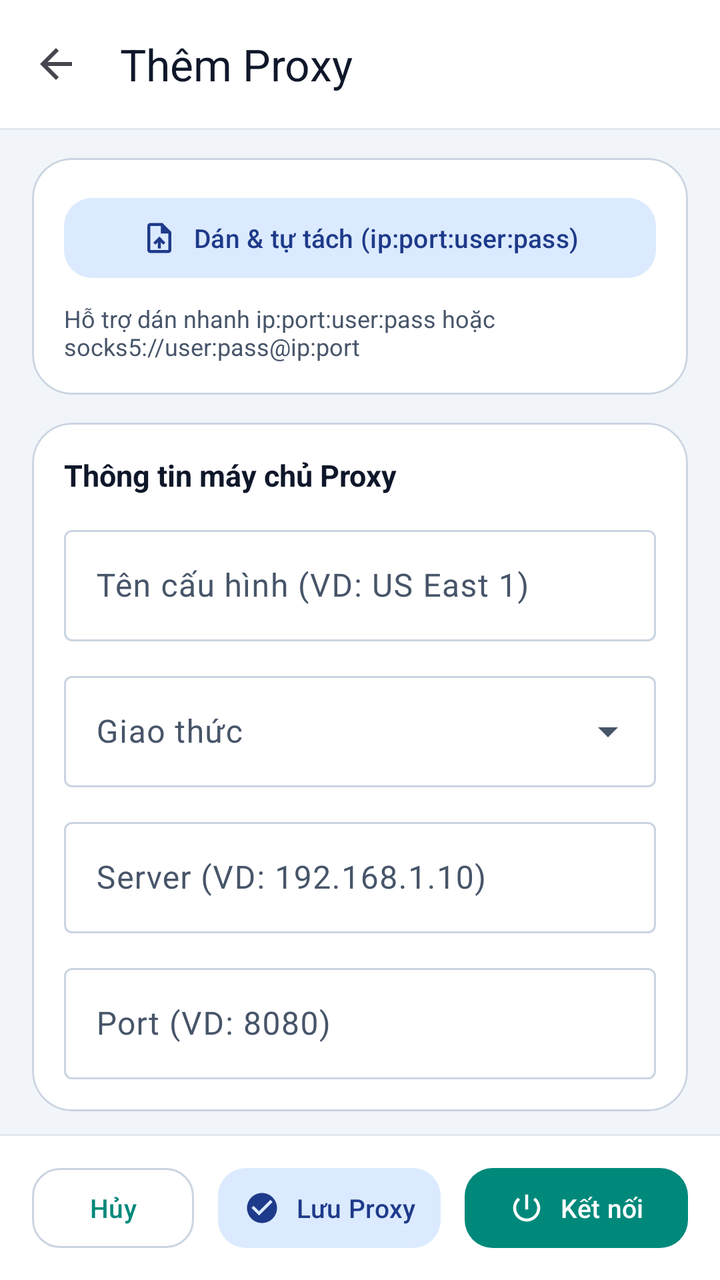
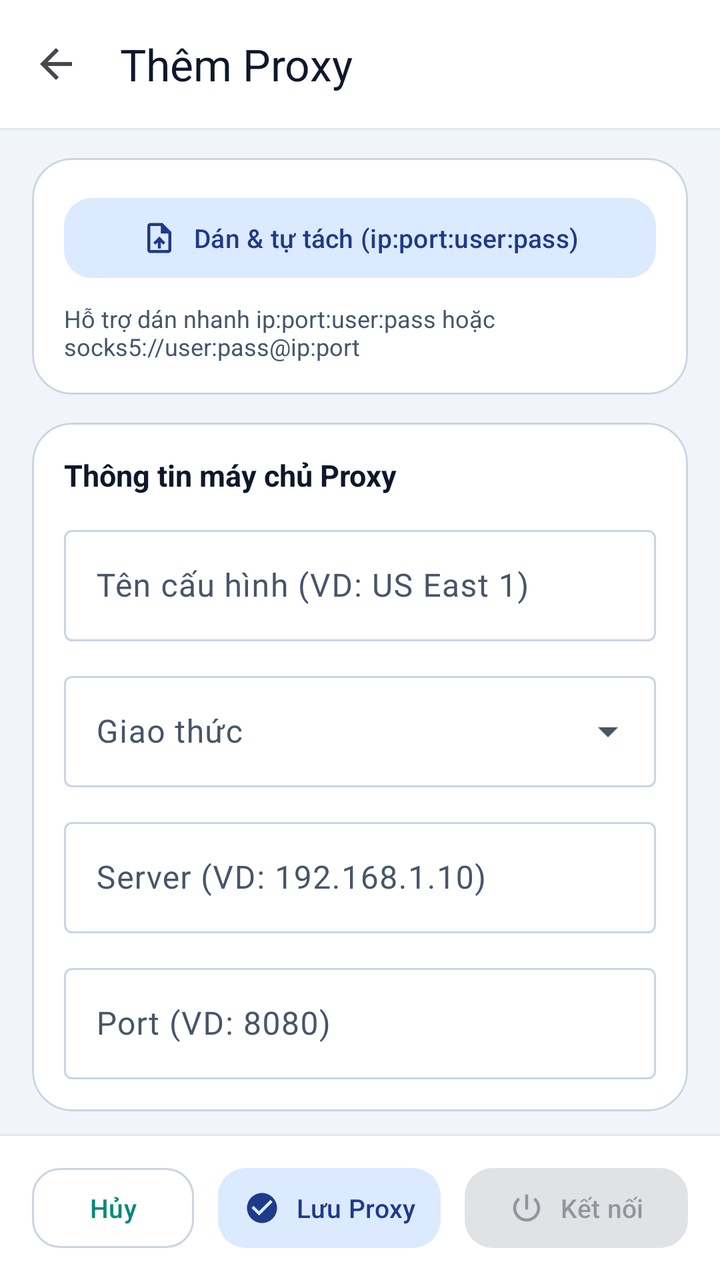

Two renders of the same Android screen: before a commit and after it. Below are the layout's source before the change and the commit's diff.
<!-- AndroidManifest.xml: activity theme Theme.ProxyFlow -->
<!-- res/layout/activity_add_edit_proxy.xml -->
<?xml version="1.0" encoding="utf-8"?>
<LinearLayout xmlns:android="http://schemas.android.com/apk/res/android"
    xmlns:app="http://schemas.android.com/apk/res-auto"
    android:id="@+id/add_edit_proxy_root"
    android:layout_width="match_parent"
    android:layout_height="match_parent"
    android:background="@color/md_theme_background"
    android:orientation="vertical">

    <com.google.android.material.appbar.MaterialToolbar
        android:id="@+id/add_edit_proxy_toolbar"
        android:layout_width="match_parent"
        android:layout_height="wrap_content"
        android:background="@color/md_theme_surface"
        app:navigationContentDescription="@string/action_back"
        app:navigationIcon="@drawable/ic_back"
        app:title="@string/title_add_proxy"
        app:titleTextColor="@color/md_theme_onSurface" />

    <View
        android:layout_width="match_parent"
        android:layout_height="1dp"
        android:alpha="0.4"
        android:background="@color/md_theme_outline" />

    <androidx.core.widget.NestedScrollView
        android:layout_width="match_parent"
        android:layout_height="0dp"
        android:layout_weight="1"
        android:clipToPadding="false"
        android:fillViewport="true"
        android:paddingHorizontal="@dimen/screen_padding_horizontal"
        android:paddingVertical="@dimen/screen_padding_vertical">

        <LinearLayout
            android:layout_width="match_parent"
            android:layout_height="wrap_content"
            android:orientation="vertical">

            
            <com.google.android.material.card.MaterialCardView
                android:layout_width="match_parent"
                android:layout_height="wrap_content"
                app:cardBackgroundColor="@color/md_theme_surface"
                app:cardCornerRadius="20dp"
                app:cardElevation="0dp"
                app:strokeColor="@color/md_theme_outline"
                app:strokeWidth="1dp">

                <LinearLayout
                    android:layout_width="match_parent"
                    android:layout_height="wrap_content"
                    android:orientation="vertical"
                    android:padding="16dp">

                    <com.google.android.material.button.MaterialButton
                        android:id="@+id/btn_paste_parse"
                        style="@style/Widget.Material3.Button.TonalButton"
                        android:layout_width="match_parent"
                        android:layout_height="wrap_content"
                        android:minHeight="48dp"
                        android:text="@string/action_paste_parse"
                        android:textSize="13sp"
                        app:cornerRadius="14dp"
                        app:icon="@drawable/ic_import"
                        app:iconGravity="textStart" />

                    <TextView
                        android:layout_width="match_parent"
                        android:layout_height="wrap_content"
                        android:layout_marginTop="8dp"
                        android:text="@string/label_quick_paste_tip"
                        android:textColor="@color/md_theme_onSurfaceVariant"
                        android:textSize="12sp" />
                </LinearLayout>
            </com.google.android.material.card.MaterialCardView>

            
            <com.google.android.material.card.MaterialCardView
                android:layout_width="match_parent"
                android:layout_height="wrap_content"
                android:layout_marginTop="14dp"
                app:cardBackgroundColor="@color/md_theme_surface"
                app:cardCornerRadius="20dp"
                app:cardElevation="0dp"
                app:strokeColor="@color/md_theme_outline"
                app:strokeWidth="1dp">

                <LinearLayout
                    android:layout_width="match_parent"
                    android:layout_height="wrap_content"
                    android:orientation="vertical"
                    android:padding="16dp">

                    <TextView
                        android:layout_width="wrap_content"
                        android:layout_height="wrap_content"
                        android:text="@string/section_proxy_server"
                        android:textColor="@color/md_theme_onSurface"
                        android:textSize="15sp"
                        android:textStyle="bold" />

                    
                    <com.google.android.material.textfield.TextInputLayout
                        android:id="@+id/til_proxy_name"
                        style="@style/Widget.Material3.TextInputLayout.OutlinedBox"
                        android:layout_width="match_parent"
                        android:layout_height="wrap_content"
                        android:layout_marginTop="12dp">

                        <com.google.android.material.textfield.TextInputEditText
                            android:id="@+id/et_proxy_name"
                            android:layout_width="match_parent"
                            android:layout_height="wrap_content"
                            android:hint="@string/hint_proxy_name"
                            android:inputType="textCapWords"
                            android:maxLines="1" />
                    </com.google.android.material.textfield.TextInputLayout>

                    
                    <com.google.android.material.textfield.TextInputLayout
                        android:id="@+id/til_proxy_protocol"
                        style="@style/Widget.Material3.TextInputLayout.OutlinedBox.ExposedDropdownMenu"
                        android:layout_width="match_parent"
                        android:layout_height="wrap_content"
                        android:layout_marginTop="12dp"
                        android:hint="@string/label_proxy_protocol">

                        <AutoCompleteTextView
                            android:id="@+id/actv_proxy_protocol"
                            android:layout_width="match_parent"
                            android:layout_height="wrap_content"
                            android:inputType="none"
                            android:minHeight="48dp" />
                    </com.google.android.material.textfield.TextInputLayout>

                    
                    <com.google.android.material.textfield.TextInputLayout
                        android:id="@+id/til_proxy_host"
                        style="@style/Widget.Material3.TextInputLayout.OutlinedBox"
                        android:layout_width="match_parent"
                        android:layout_height="wrap_content"
                        android:layout_marginTop="12dp">

                        <com.google.android.material.textfield.TextInputEditText
                            android:id="@+id/et_proxy_host"
                            android:layout_width="match_parent"
                            android:layout_height="wrap_content"
                            android:hint="@string/hint_proxy_host"
                            android:inputType="textUri"
                            android:maxLines="1" />
                    </com.google.android.material.textfield.TextInputLayout>

                    
                    <com.google.android.material.textfield.TextInputLayout
                        android:id="@+id/til_proxy_port"
                        style="@style/Widget.Material3.TextInputLayout.OutlinedBox"
                        android:layout_width="match_parent"
                        android:layout_height="wrap_content"
                        android:layout_marginTop="12dp">

                        <com.google.android.material.textfield.TextInputEditText
                            android:id="@+id/et_proxy_port"
                            android:layout_width="match_parent"
                            android:layout_height="wrap_content"
                            android:hint="@string/hint_proxy_port"
                            android:inputType="number"
                            android:maxLines="1" />
                    </com.google.android.material.textfield.TextInputLayout>
                </LinearLayout>
            </com.google.android.material.card.MaterialCardView>

            
            <LinearLayout
                android:id="@+id/layout_test_proxy_connection"
                android:layout_width="match_parent"
                android:layout_height="wrap_content"
                android:layout_marginTop="12dp"
                android:orientation="vertical"
                android:visibility="gone">

                <com.google.android.material.button.MaterialButton
                    android:id="@+id/btn_test_proxy_connection"
                    style="@style/Widget.Material3.Button.TonalButton"
                    android:layout_width="match_parent"
                    android:layout_height="wrap_content"
                    android:minHeight="48dp"
                    android:text="@string/action_test_connection"
                    app:cornerRadius="16dp"
                    app:icon="@drawable/ic_speed"
                    app:iconGravity="textStart" />

                <com.google.android.material.card.MaterialCardView
                    android:id="@+id/card_test_connection_status"
                    android:layout_width="match_parent"
                    android:layout_height="wrap_content"
                    android:layout_marginTop="8dp"
                    android:visibility="gone"
                    app:cardBackgroundColor="@color/md_theme_surface"
                    app:cardCornerRadius="14dp"
                    app:cardElevation="0dp"
                    app:strokeColor="@color/md_theme_outline"
                    app:strokeWidth="1dp">

                    <LinearLayout
                        android:layout_width="match_parent"
                        android:layout_height="wrap_content"
                        android:orientation="vertical"
                        android:padding="12dp">

                        <com.google.android.material.progressindicator.LinearProgressIndicator
                            android:id="@+id/progress_test_connection"
                            android:layout_width="match_parent"
                            android:layout_height="wrap_content"
                            android:layout_marginBottom="8dp"
                            android:indeterminate="true"
                            android:visibility="gone" />

                        <TextView
                            android:id="@+id/tv_test_connection_result"
                            android:layout_width="match_parent"
                            android:layout_height="wrap_content"
                            android:textColor="@color/md_theme_onSurface"
                            android:textSize="13sp"
                            android:textStyle="bold" />
                    </LinearLayout>
                </com.google.android.material.card.MaterialCardView>
            </LinearLayout>

            
            <com.google.android.material.card.MaterialCardView
                android:layout_width="match_parent"
                android:layout_height="wrap_content"
                android:layout_marginTop="14dp"
                android:layout_marginBottom="16dp"
                app:cardBackgroundColor="@color/md_theme_surface"
                app:cardCornerRadius="20dp"
                app:cardElevation="0dp"
                app:strokeColor="@color/md_theme_outline"
                app:strokeWidth="1dp">

                <LinearLayout
                    android:layout_width="match_parent"
                    android:layout_height="wrap_content"
                    android:orientation="vertical"
                    android:padding="16dp">

                    <TextView
                        android:layout_width="wrap_content"
                        android:layout_height="wrap_content"
                        android:text="@string/section_proxy_auth"
                        android:textColor="@color/md_theme_onSurface"
                        android:textSize="15sp"
                        android:textStyle="bold" />

                    
                    <com.google.android.material.textfield.TextInputLayout
                        android:id="@+id/til_proxy_auth_method"
                        style="@style/Widget.Material3.TextInputLayout.OutlinedBox.ExposedDropdownMenu"
                        android:layout_width="match_parent"
                        android:layout_height="wrap_content"
                        android:layout_marginTop="12dp"
                        android:hint="@string/label_proxy_auth_method">

                        <AutoCompleteTextView
                            android:id="@+id/actv_proxy_auth_method"
                            android:layout_width="match_parent"
                            android:layout_height="wrap_content"
                            android:inputType="none"
                            android:minHeight="48dp" />
                    </com.google.android.material.textfield.TextInputLayout>

                    
                    <LinearLayout
                        android:id="@+id/layout_proxy_credentials"
                        android:layout_width="match_parent"
                        android:layout_height="wrap_content"
                        android:layout_marginTop="12dp"
                        android:orientation="vertical"
                        android:visibility="gone">

                        <com.google.android.material.textfield.TextInputLayout
                            android:id="@+id/til_proxy_user"
                            style="@style/Widget.Material3.TextInputLayout.OutlinedBox"
                            android:layout_width="match_parent"
                            android:layout_height="wrap_content">

                            <com.google.android.material.textfield.TextInputEditText
                                android:id="@+id/et_proxy_user"
                                android:layout_width="match_parent"
                                android:layout_height="wrap_content"
                                android:hint="@string/hint_proxy_user"
                                android:inputType="textNoSuggestions"
                                android:maxLines="1" />
                        </com.google.android.material.textfield.TextInputLayout>

                        <com.google.android.material.textfield.TextInputLayout
                            android:id="@+id/til_proxy_pass"
                            style="@style/Widget.Material3.TextInputLayout.OutlinedBox"
                            android:layout_width="match_parent"
                            android:layout_height="wrap_content"
                            android:layout_marginTop="12dp"
                            app:endIconMode="password_toggle">

                            <com.google.android.material.textfield.TextInputEditText
                                android:id="@+id/et_proxy_pass"
                                android:layout_width="match_parent"
                                android:layout_height="wrap_content"
                                android:hint="@string/hint_proxy_pass"
                                android:inputType="textPassword"
                                android:maxLines="1" />
                        </com.google.android.material.textfield.TextInputLayout>
                    </LinearLayout>

                    <TextView
                        android:id="@+id/tv_auth_optional_hint"
                        android:layout_width="match_parent"
                        android:layout_height="wrap_content"
                        android:layout_marginTop="8dp"
                        android:text="@string/label_auth_optional_hint"
                        android:textColor="@color/md_theme_onSurfaceVariant"
                        android:textSize="12sp" />

                    
                    <com.google.android.material.textfield.TextInputLayout
                        android:id="@+id/til_proxy_dns_mode"
                        style="@style/Widget.Material3.TextInputLayout.OutlinedBox.ExposedDropdownMenu"
                        android:layout_width="match_parent"
                        android:layout_height="wrap_content"
                        android:layout_marginTop="12dp"
                        android:hint="@string/label_dns_resolution">

                        <AutoCompleteTextView
                            android:id="@+id/actv_proxy_dns_mode"
                            android:layout_width="match_parent"
                            android:layout_height="wrap_content"
                            android:inputType="none"
                            android:minHeight="48dp" />
                    </com.google.android.material.textfield.TextInputLayout>

                    
                    <com.google.android.material.textfield.TextInputLayout
                        android:id="@+id/til_proxy_custom_dns"
                        style="@style/Widget.Material3.TextInputLayout.OutlinedBox"
                        android:layout_width="match_parent"
                        android:layout_height="wrap_content"
                        android:layout_marginTop="12dp"
                        android:visibility="gone">

                        <com.google.android.material.textfield.TextInputEditText
                            android:id="@+id/et_proxy_custom_dns"
                            android:layout_width="match_parent"
                            android:layout_height="wrap_content"
                            android:hint="@string/hint_custom_dns"
                            android:inputType="textUri"
                            android:maxLines="1" />
                    </com.google.android.material.textfield.TextInputLayout>
                </LinearLayout>
            </com.google.android.material.card.MaterialCardView>
        </LinearLayout>
    </androidx.core.widget.NestedScrollView>

    <View
        android:layout_width="match_parent"
        android:layout_height="1dp"
        android:alpha="0.4"
        android:background="@color/md_theme_outline" />

    
    <LinearLayout
        android:id="@+id/add_edit_proxy_actions"
        android:layout_width="match_parent"
        android:layout_height="wrap_content"
        android:background="@color/md_theme_surface"
        android:baselineAligned="false"
        android:orientation="horizontal"
        android:paddingHorizontal="16dp"
        android:paddingVertical="12dp">

        <com.google.android.material.button.MaterialButton
            android:id="@+id/btn_cancel_proxy"
            style="@style/Widget.Material3.Button.OutlinedButton"
            android:layout_width="0dp"
            android:layout_height="wrap_content"
            android:layout_marginEnd="6dp"
            android:layout_weight="0.8"
            android:maxLines="1"
            android:minHeight="48dp"
            android:paddingHorizontal="8dp"
            android:text="@string/action_cancel"
            android:textSize="13sp"
            app:cornerRadius="14dp" />

        <com.google.android.material.button.MaterialButton
            android:id="@+id/btn_save_proxy"
            style="@style/Widget.Material3.Button.TonalButton"
            android:layout_width="0dp"
            android:layout_height="wrap_content"
            android:layout_marginHorizontal="6dp"
            android:layout_weight="1.1"
            android:maxLines="1"
            android:minHeight="48dp"
            android:paddingHorizontal="8dp"
            android:text="@string/action_save"
            android:textSize="13sp"
            app:cornerRadius="14dp"
            app:icon="@drawable/ic_check_circle"
            app:iconGravity="textStart" />

        <com.google.android.material.button.MaterialButton
            android:id="@+id/btn_save_and_connect_proxy"
            android:layout_width="0dp"
            android:layout_height="wrap_content"
            android:layout_marginStart="6dp"
            android:layout_weight="1.1"
            android:maxLines="1"
            android:minHeight="48dp"
            android:paddingHorizontal="8dp"
            android:text="@string/action_save_and_connect"
            android:textSize="13sp"
            app:cornerRadius="14dp"
            app:icon="@drawable/ic_power"
            app:iconGravity="textStart" />
    </LinearLayout>
</LinearLayout>
<!-- resources referenced by this layout -->
<resources>
  <color name="md_theme_background">#F1F5F9</color>
  <color name="md_theme_onSurface">#0F172A</color>
  <color name="md_theme_onSurfaceVariant">#475569</color>
  <color name="md_theme_outline">#CBD5E1</color>
  <color name="md_theme_surface">#FFFFFF</color>
  <dimen name="screen_padding_horizontal">12dp</dimen>
  <dimen name="screen_padding_vertical">12dp</dimen>
  <!-- drawable ic_back (drawable) -->
  <?xml version="1.0" encoding="utf-8"?>
  <vector xmlns:android="http://schemas.android.com/apk/res/android"
      android:width="24dp"
      android:height="24dp"
      android:autoMirrored="true"
      android:tint="?attr/colorControlNormal"
      android:viewportWidth="24"
      android:viewportHeight="24">
      <path
          android:fillColor="@android:color/white"
          android:pathData="M20,11H7.83l5.59,-5.59L12,4l-8,8 8,8 1.41,-1.41L7.83,13H20v-2z" />
  </vector>
  <!-- drawable ic_check_circle (drawable) -->
  <?xml version="1.0" encoding="utf-8"?>
  <vector xmlns:android="http://schemas.android.com/apk/res/android"
      android:width="24dp"
      android:height="24dp"
      android:tint="?attr/colorControlNormal"
      android:viewportWidth="24"
      android:viewportHeight="24">
      <path
          android:fillColor="@android:color/white"
          android:pathData="M12,2C6.48,2 2,6.48 2,12s4.48,10 10,10 10,-4.48 10,-10S17.52,2 12,2zM10,17l-5,-5 1.41,-1.41L10,14.17l7.59,-7.59L19,8l-9,9z" />
  </vector>
  <string name="action_back">Quay lại</string>
  <string name="action_cancel">Hủy</string>
  <string name="action_paste_parse">Dán &amp; tự tách (ip:port:user:pass)</string>
  <string name="action_save">Lưu Proxy</string>
  <string name="action_save_and_connect">Kết nối</string>
  <string name="action_test_connection">Kiểm tra kết nối</string>
  <string name="hint_custom_dns">Máy chủ DNS tùy chỉnh (VD: 9.9.9.9)</string>
  <string name="hint_proxy_host">Server (VD: 192.168.1.10)</string>
  <string name="hint_proxy_name">Tên cấu hình (VD: US East 1)</string>
  <string name="hint_proxy_pass">Mật khẩu / Password</string>
  <string name="hint_proxy_port">Port (VD: 8080)</string>
  <string name="hint_proxy_user">Tài khoản / Username</string>
  <string name="label_auth_optional_hint">Có thể chỉnh sửa hoặc để trống tài khoản và mật khẩu để kết nối trực tiếp, tránh báo lỗi sai tài khoản/mật khẩu.</string>
  <string name="label_dns_resolution">Độ phân giải DNS</string>
  <string name="label_proxy_auth_method">Phương thức xác thực</string>
  <string name="label_proxy_protocol">Giao thức</string>
  <string name="label_quick_paste_tip">Hỗ trợ dán nhanh ip:port:user:pass hoặc socks5://user:pass@ip:port</string>
  <string name="section_proxy_auth">Xác thực &amp; Phân giải DNS</string>
  <string name="section_proxy_server">Thông tin máy chủ Proxy</string>
  <string name="title_add_proxy">Thêm Proxy</string>
  <color name="md_theme_primary">#00897B</color>
  <color name="md_theme_onPrimary">#FFFFFF</color>
  <color name="md_theme_primaryContainer">#B2F5EA</color>
  <color name="md_theme_onPrimaryContainer">#003D33</color>
  <color name="md_theme_secondary">#2563EB</color>
  <color name="md_theme_onSecondary">#FFFFFF</color>
  <color name="md_theme_secondaryContainer">#DBEAFE</color>
  <color name="md_theme_onSecondaryContainer">#1E3A8A</color>
  <color name="md_theme_surfaceVariant">#E2E8F0</color>
  <color name="md_theme_surfaceContainer">#FFFFFF</color>
  <color name="md_theme_surfaceContainerHigh">#F8FAFC</color>
  <!-- unchanged entries left out for length: 4 -->
</resources>

<!-- the commit's change to res/layout/activity_add_edit_proxy.xml (unified diff, before → after) -->
@@ -307,6 +307,23 @@
                                 android:layout_width="match_parent"
                                 android:layout_height="wrap_content"
                                 android:hint="@string/hint_proxy_pass"
+                                android:inputType="textPassword"
+                                android:maxLines="1" />
+                        </com.google.android.material.textfield.TextInputLayout>
+
+                        <com.google.android.material.textfield.TextInputLayout
+                            android:id="@+id/til_proxy_token"
+                            style="@style/Widget.Material3.TextInputLayout.OutlinedBox"
+                            android:layout_width="match_parent"
+                            android:layout_height="wrap_content"
+                            android:visibility="gone"
+                            app:endIconMode="password_toggle">
+
+                            <com.google.android.material.textfield.TextInputEditText
+                                android:id="@+id/et_proxy_token"
+                                android:layout_width="match_parent"
+                                android:layout_height="wrap_content"
+                                android:hint="@string/hint_proxy_token"
                                 android:inputType="textPassword"
                                 android:maxLines="1" />
                         </com.google.android.material.textfield.TextInputLayout>
@@ -413,6 +430,7 @@
             android:layout_height="wrap_content"
             android:layout_marginStart="6dp"
             android:layout_weight="1.1"
+            android:enabled="false"
             android:maxLines="1"
             android:minHeight="48dp"
             android:paddingHorizontal="8dp"
<!-- resource entries referenced after the edit -->
@@ -43,8 +43,9 @@
   <string name="hint_proxy_name">Tên cấu hình (VD: US East 1)</string>
   <string name="hint_proxy_pass">Mật khẩu / Password</string>
   <string name="hint_proxy_port">Port (VD: 8080)</string>
+  <string name="hint_proxy_token">Token / API Key xác thực Proxy</string>
   <string name="hint_proxy_user">Tài khoản / Username</string>
-  <string name="label_auth_optional_hint">Có thể chỉnh sửa hoặc để trống tài khoản và mật khẩu để kết nối trực tiếp, tránh báo lỗi sai tài khoản/mật khẩu.</string>
+  <string name="label_auth_optional_hint">Chọn đúng phương thức xác thực nếu Proxy yêu cầu mật khẩu hoặc Token (hỗ trợ HTTP Basic, Digest MD5/SHA-256, SOCKS5 User/Pass, Bearer Token).</string>
   <string name="label_dns_resolution">Độ phân giải DNS</string>
   <string name="label_proxy_auth_method">Phương thức xác thực</string>
   <string name="label_proxy_protocol">Giao thức</string>
